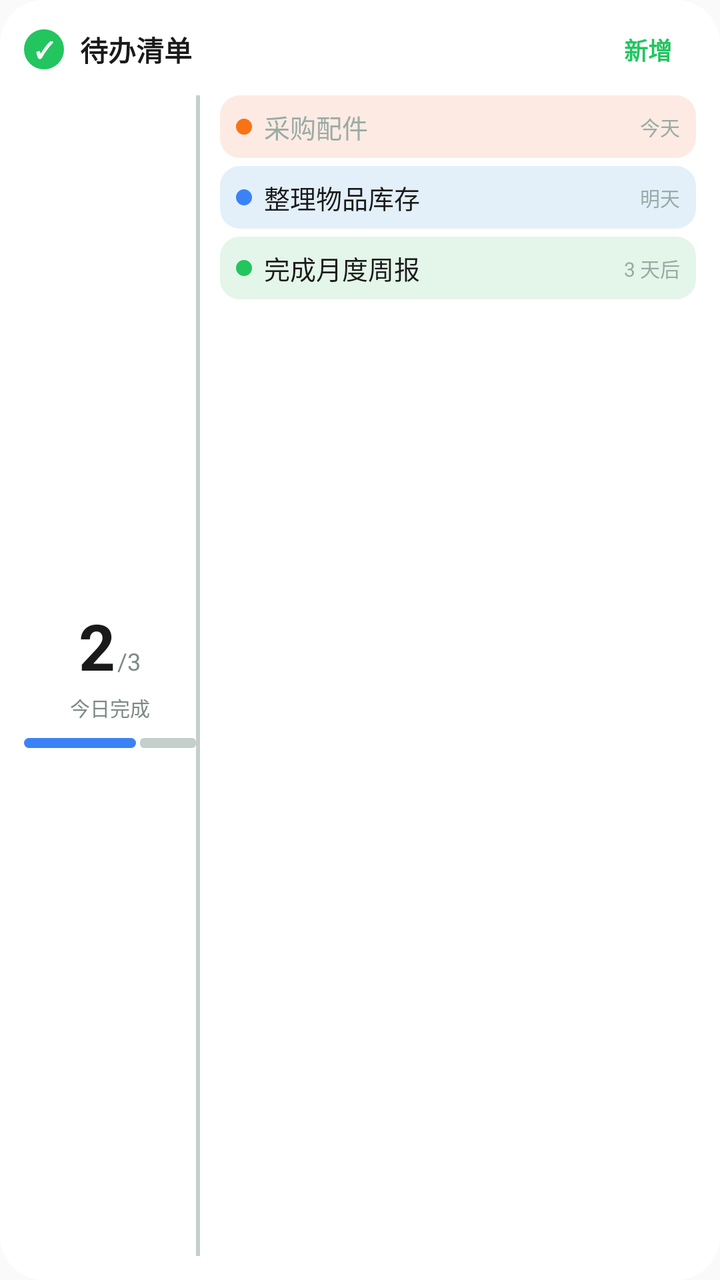
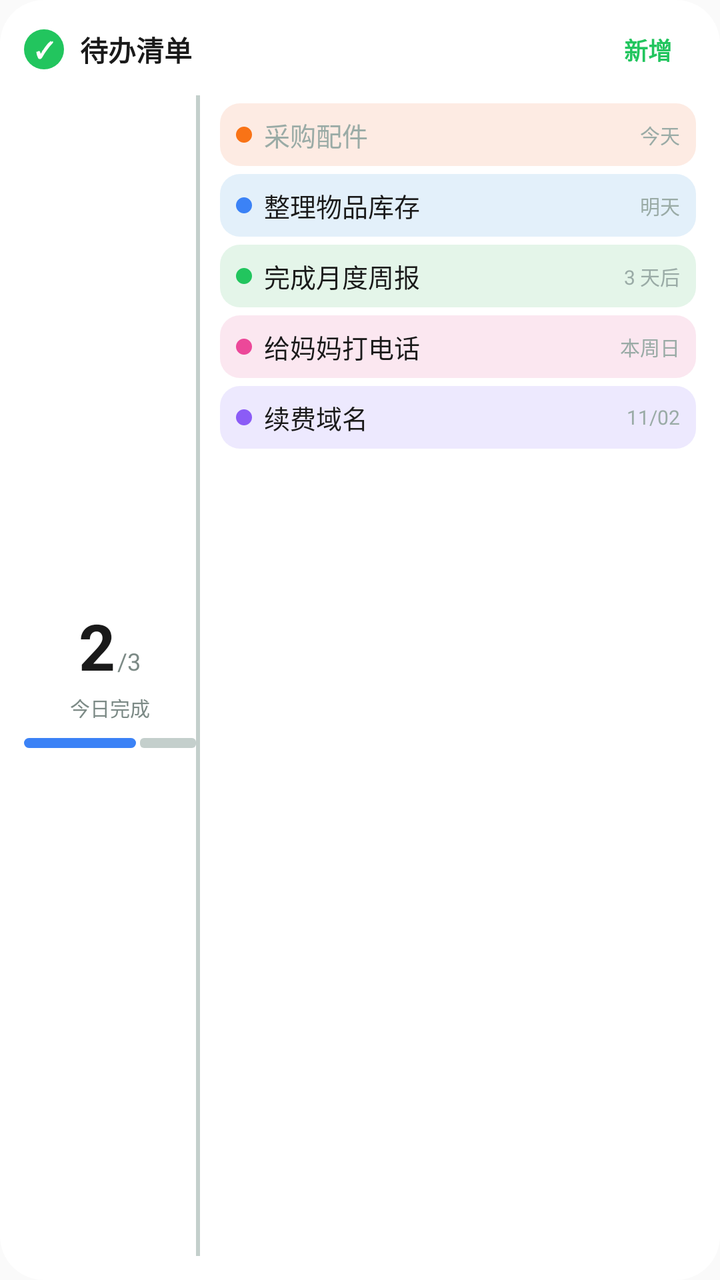

An Android layout rendered at two revisions. The XML below is the earlier revision; the diff shows what the commit changed to produce the second picture.
<!-- AndroidManifest.xml: application theme Theme.PalmNote -->
<!-- res/layout/widget_todo_preview.xml -->
<?xml version="1.0" encoding="utf-8"?>
<LinearLayout xmlns:android="http://schemas.android.com/apk/res/android"
    android:layout_width="match_parent"
    android:layout_height="match_parent"
    android:orientation="vertical"
    android:padding="12dp"
    android:background="@drawable/widget_card_round">

    <LinearLayout
        android:layout_width="match_parent"
        android:layout_height="wrap_content"
        android:orientation="horizontal"
        android:gravity="center_vertical">

        <FrameLayout
            android:layout_width="@dimen/widget_icon_badge"
            android:layout_height="@dimen/widget_icon_badge">

            <ImageView
                android:layout_width="match_parent"
                android:layout_height="match_parent"
                android:background="@drawable/widget_shape_circle"
                android:backgroundTint="@color/widget_hue_3"
                android:contentDescription="@null" />

            <TextView
                android:layout_width="match_parent"
                android:layout_height="match_parent"
                android:text="✓"
                android:textSize="11sp"
                android:textStyle="bold"
                android:textColor="#FFFFFFFF"
                android:gravity="center" />
        </FrameLayout>

        <TextView
            android:layout_width="0dp"
            android:layout_height="wrap_content"
            android:layout_weight="1"
            android:text="@string/widget_todo_title"
            android:textSize="@dimen/widget_text_title"
            android:textColor="@color/widget_v2_text_primary"
            android:textStyle="bold"
            android:layout_marginStart="8dp" />

        <FrameLayout
            android:layout_width="wrap_content"
            android:layout_height="wrap_content">

            <ImageView
                android:layout_width="match_parent"
                android:layout_height="match_parent"
                android:background="@drawable/widget_chip_round"
                android:backgroundTint="@color/widget_tint_3"
                android:contentDescription="@null" />

            <TextView
                android:layout_width="wrap_content"
                android:layout_height="wrap_content"
                android:text="@string/widget_add"
                android:textSize="12sp"
                android:textStyle="bold"
                android:textColor="@color/widget_hue_3"
                android:paddingHorizontal="12dp"
                android:paddingVertical="4dp" />
        </FrameLayout>
    </LinearLayout>

    <LinearLayout
        android:layout_width="match_parent"
        android:layout_height="0dp"
        android:layout_weight="1"
        android:orientation="horizontal"
        android:layout_marginTop="10dp">

        <LinearLayout
            android:layout_width="86dp"
            android:layout_height="match_parent"
            android:orientation="vertical"
            android:gravity="center_horizontal|center_vertical">

            <LinearLayout
                android:layout_width="wrap_content"
                android:layout_height="wrap_content"
                android:orientation="horizontal"
                android:gravity="bottom">

                <TextView
                    android:layout_width="wrap_content"
                    android:layout_height="wrap_content"
                    android:text="2"
                    android:textSize="32sp"
                    android:textColor="@color/widget_v2_text_primary"
                    android:textStyle="bold" />

                <TextView
                    android:layout_width="wrap_content"
                    android:layout_height="wrap_content"
                    android:text="/3"
                    android:textSize="12sp"
                    android:textColor="@color/widget_v2_text_secondary"
                    android:layout_marginStart="1dp" />
            </LinearLayout>

            <TextView
                android:layout_width="wrap_content"
                android:layout_height="wrap_content"
                android:text="@string/widget_todo_done_label"
                android:textSize="@dimen/widget_text_micro"
                android:textColor="@color/widget_v2_text_secondary"
                android:layout_marginTop="2dp" />

            <LinearLayout
                android:layout_width="match_parent"
                android:layout_height="5dp"
                android:orientation="horizontal"
                android:baselineAligned="false"
                android:layout_marginTop="8dp">

                <ImageView
                    android:layout_width="0dp"
                    android:layout_height="match_parent"
                    android:layout_weight="2"
                    android:layout_marginEnd="2dp"
                    android:background="@drawable/widget_seg_slot"
                    android:backgroundTint="@color/widget_hue_2"
                    android:contentDescription="@null" />

                <ImageView
                    android:layout_width="0dp"
                    android:layout_height="match_parent"
                    android:layout_weight="1"
                    android:background="@drawable/widget_bar_track"
                    android:contentDescription="@null" />
            </LinearLayout>
        </LinearLayout>

        <ImageView
            android:layout_width="2dp"
            android:layout_height="match_parent"
            android:background="@color/widget_v2_ring"
            android:contentDescription="@null" />

        <LinearLayout
            android:layout_width="0dp"
            android:layout_height="match_parent"
            android:layout_weight="1"
            android:orientation="vertical"
            android:layout_marginStart="10dp">

            
            <FrameLayout
                android:layout_width="match_parent"
                android:layout_height="wrap_content">

                <ImageView
                    android:layout_width="match_parent"
                    android:layout_height="match_parent"
                    android:background="@drawable/widget_chip_round"
                    android:backgroundTint="@color/widget_tint_1"
                    android:contentDescription="@null" />

                <LinearLayout
                    android:layout_width="match_parent"
                    android:layout_height="wrap_content"
                    android:orientation="horizontal"
                    android:gravity="center_vertical"
                    android:paddingHorizontal="8dp"
                    android:paddingVertical="6dp">

                    <ImageView
                        android:layout_width="8dp"
                        android:layout_height="8dp"
                        android:background="@drawable/widget_shape_circle"
                        android:backgroundTint="@color/widget_hue_1"
                        android:contentDescription="@null" />

                    <TextView
                        android:layout_width="0dp"
                        android:layout_height="wrap_content"
                        android:layout_weight="1"
                        android:text="@string/widget_preview_todo_1"
                        android:textSize="13sp"
                        android:textColor="@color/widget_v2_text_tertiary"
                        android:layout_marginStart="6dp"
                        android:maxLines="1"
                        android:ellipsize="end" />

                    <TextView
                        android:layout_width="wrap_content"
                        android:layout_height="wrap_content"
                        android:text="@string/widget_today"
                        android:textSize="@dimen/widget_text_micro"
                        android:textColor="@color/widget_v2_text_tertiary"
                        android:layout_marginStart="4dp" />
                </LinearLayout>
            </FrameLayout>

            <FrameLayout
                android:layout_width="match_parent"
                android:layout_height="wrap_content"
                android:layout_marginTop="4dp">

                <ImageView
                    android:layout_width="match_parent"
                    android:layout_height="match_parent"
                    android:background="@drawable/widget_chip_round"
                    android:backgroundTint="@color/widget_tint_2"
                    android:contentDescription="@null" />

                <LinearLayout
                    android:layout_width="match_parent"
                    android:layout_height="wrap_content"
                    android:orientation="horizontal"
                    android:gravity="center_vertical"
                    android:paddingHorizontal="8dp"
                    android:paddingVertical="6dp">

                    <ImageView
                        android:layout_width="8dp"
                        android:layout_height="8dp"
                        android:background="@drawable/widget_shape_circle"
                        android:backgroundTint="@color/widget_hue_2"
                        android:contentDescription="@null" />

                    <TextView
                        android:layout_width="0dp"
                        android:layout_height="wrap_content"
                        android:layout_weight="1"
                        android:text="@string/widget_preview_todo_2"
                        android:textSize="13sp"
                        android:textColor="@color/widget_v2_text_primary"
                        android:layout_marginStart="6dp"
                        android:maxLines="1"
                        android:ellipsize="end" />

                    <TextView
                        android:layout_width="wrap_content"
                        android:layout_height="wrap_content"
                        android:text="@string/widget_tomorrow"
                        android:textSize="@dimen/widget_text_micro"
                        android:textColor="@color/widget_v2_text_tertiary"
                        android:layout_marginStart="4dp" />
                </LinearLayout>
            </FrameLayout>

            <FrameLayout
                android:layout_width="match_parent"
                android:layout_height="wrap_content"
                android:layout_marginTop="4dp">

                <ImageView
                    android:layout_width="match_parent"
                    android:layout_height="match_parent"
                    android:background="@drawable/widget_chip_round"
                    android:backgroundTint="@color/widget_tint_3"
                    android:contentDescription="@null" />

                <LinearLayout
                    android:layout_width="match_parent"
                    android:layout_height="wrap_content"
                    android:orientation="horizontal"
                    android:gravity="center_vertical"
                    android:paddingHorizontal="8dp"
                    android:paddingVertical="6dp">

                    <ImageView
                        android:layout_width="8dp"
                        android:layout_height="8dp"
                        android:background="@drawable/widget_shape_circle"
                        android:backgroundTint="@color/widget_hue_3"
                        android:contentDescription="@null" />

                    <TextView
                        android:layout_width="0dp"
                        android:layout_height="wrap_content"
                        android:layout_weight="1"
                        android:text="@string/widget_preview_todo_3"
                        android:textSize="13sp"
                        android:textColor="@color/widget_v2_text_primary"
                        android:layout_marginStart="6dp"
                        android:maxLines="1"
                        android:ellipsize="end" />

                    <TextView
                        android:layout_width="wrap_content"
                        android:layout_height="wrap_content"
                        android:text="@string/widget_preview_todo_due_3"
                        android:textSize="@dimen/widget_text_micro"
                        android:textColor="@color/widget_v2_text_tertiary"
                        android:layout_marginStart="4dp" />
                </LinearLayout>
            </FrameLayout>
        </LinearLayout>
    </LinearLayout>

</LinearLayout>
<!-- resources referenced by this layout -->
<resources>
  <color name="widget_hue_1">#FFF97316</color>
  <color name="widget_hue_2">#FF3B82F6</color>
  <color name="widget_hue_3">#FF22C55E</color>
  <color name="widget_tint_1">#FFFDEBE3</color>
  <color name="widget_tint_2">#FFE3F0FA</color>
  <color name="widget_tint_3">#FFE4F5E9</color>
  <color name="widget_v2_ring">#FFC4CFCC</color>
  <color name="widget_v2_text_primary">#FF1A1A1A</color>
  <color name="widget_v2_text_secondary">#FF7C8A86</color>
  <color name="widget_v2_text_tertiary">#FF9AABA6</color>
  <dimen name="widget_icon_badge">20dp</dimen>
  <dimen name="widget_text_micro">10sp</dimen>
  <dimen name="widget_text_title">14sp</dimen>
  <!-- drawable widget_bar_track (drawable) -->
  <?xml version="1.0" encoding="utf-8"?>
  <shape xmlns:android="http://schemas.android.com/apk/res/android" android:shape="rectangle">
      <solid android:color="@color/widget_v2_ring" />
      <corners android:radius="2dp" />
  </shape>
  <!-- drawable widget_card_round (drawable) -->
  <?xml version="1.0" encoding="utf-8"?>
  <shape xmlns:android="http://schemas.android.com/apk/res/android" android:shape="rectangle">
      <solid android:color="@color/widget_v2_card_bg" />
      <corners android:radius="22dp" />
  </shape>
  <!-- drawable widget_chip_round (drawable) -->
  <?xml version="1.0" encoding="utf-8"?>
  <shape xmlns:android="http://schemas.android.com/apk/res/android" android:shape="rectangle">
      <solid android:color="#FFFFFFFF" />
      <corners android:radius="10dp" />
  </shape>
  <!-- drawable widget_seg_slot (drawable) -->
  <?xml version="1.0" encoding="utf-8"?>
  <shape xmlns:android="http://schemas.android.com/apk/res/android"
      android:shape="rectangle">
      <solid android:color="#FFFFFFFF" />
      <corners android:radius="3dp" />
  </shape>
  <!-- drawable widget_shape_circle (drawable) -->
  <?xml version="1.0" encoding="utf-8"?>
  <shape xmlns:android="http://schemas.android.com/apk/res/android"
      android:shape="oval">
      <solid android:color="#FFFFFF" />
  </shape>
  <string name="widget_add">新增</string>
  <string name="widget_preview_todo_1">采购配件</string>
  <string name="widget_preview_todo_2">整理物品库存</string>
  <string name="widget_preview_todo_3">完成月度周报</string>
  <string name="widget_preview_todo_due_3">3 天后</string>
  <string name="widget_today">今天</string>
  <string name="widget_todo_done_label">今日完成</string>
  <string name="widget_todo_title">待办清单</string>
  <string name="widget_tomorrow">明天</string>
  <style name="Theme.PalmNote" parent="Theme.AppCompat.DayNight.NoActionBar">
          <item name="android:statusBarColor">@android:color/transparent</item>
          <item name="android:navigationBarColor">@android:color/transparent</item>
          <item name="android:windowLightStatusBar">true</item>
      </style>
  <color name="widget_v2_card_bg">#FFFFFFFF</color>
</resources>

<!-- the commit's change to res/layout/widget_todo_preview.xml (unified diff, before → after) -->
@@ -26,7 +26,7 @@
             <TextView
                 android:layout_width="match_parent"
                 android:layout_height="match_parent"
-                android:text="✓"
+                android:text="&#10003;"
                 android:textSize="11sp"
                 android:textStyle="bold"
                 android:textColor="#FFFFFFFF"
@@ -147,11 +147,10 @@
             android:layout_weight="1"
             android:orientation="vertical"
             android:layout_marginStart="10dp">
-
-            
-            <FrameLayout
-                android:layout_width="match_parent"
-                android:layout_height="wrap_content">
+            <FrameLayout
+                android:layout_width="match_parent"
+                android:layout_height="wrap_content"
+                android:layout_marginTop="4dp">
 
                 <ImageView
                     android:layout_width="match_parent"
@@ -195,7 +194,6 @@
                         android:layout_marginStart="4dp" />
                 </LinearLayout>
             </FrameLayout>
-
             <FrameLayout
                 android:layout_width="match_parent"
                 android:layout_height="wrap_content"
@@ -243,7 +241,6 @@
                         android:layout_marginStart="4dp" />
                 </LinearLayout>
             </FrameLayout>
-
             <FrameLayout
                 android:layout_width="match_parent"
                 android:layout_height="wrap_content"
@@ -286,6 +283,100 @@
                         android:layout_width="wrap_content"
                         android:layout_height="wrap_content"
                         android:text="@string/widget_preview_todo_due_3"
+                        android:textSize="@dimen/widget_text_micro"
+                        android:textColor="@color/widget_v2_text_tertiary"
+                        android:layout_marginStart="4dp" />
+                </LinearLayout>
+            </FrameLayout>
+            <FrameLayout
+                android:layout_width="match_parent"
+                android:layout_height="wrap_content"
+                android:layout_marginTop="4dp">
+
+                <ImageView
+                    android:layout_width="match_parent"
+                    android:layout_height="match_parent"
+                    android:background="@drawable/widget_chip_round"
+                    android:backgroundTint="@color/widget_tint_4"
+                    android:contentDescription="@null" />
+
+                <LinearLayout
+                    android:layout_width="match_parent"
+                    android:layout_height="wrap_content"
+                    android:orientation="horizontal"
+                    android:gravity="center_vertical"
+                    android:paddingHorizontal="8dp"
+                    android:paddingVertical="6dp">
+
+                    <ImageView
+                        android:layout_width="8dp"
+                        android:layout_height="8dp"
+                        android:background="@drawable/widget_shape_circle"
+                        android:backgroundTint="@color/widget_hue_4"
+                        android:contentDescription="@null" />
+
+                    <TextView
+                        android:layout_width="0dp"
+                        android:layout_height="wrap_content"
+                        android:layout_weight="1"
+                        android:text="@string/widget_preview_todo_4"
+                        android:textSize="13sp"
+                        android:textColor="@color/widget_v2_text_primary"
+                        android:layout_marginStart="6dp"
+                        android:maxLines="1"
+                        android:ellipsize="end" />
+
+                    <TextView
+                        android:layout_width="wrap_content"
+                        android:layout_height="wrap_content"
+                        android:text="@string/widget_preview_todo_due_4"
+                        android:textSize="@dimen/widget_text_micro"
+                        android:textColor="@color/widget_v2_text_tertiary"
+                        android:layout_marginStart="4dp" />
+                </LinearLayout>
+            </FrameLayout>
+            <FrameLayout
+                android:layout_width="match_parent"
+                android:layout_height="wrap_content"
+                android:layout_marginTop="4dp">
+
+                <ImageView
+                    android:layout_width="match_parent"
+                    android:layout_height="match_parent"
+                    android:background="@drawable/widget_chip_round"
+                    android:backgroundTint="@color/widget_tint_5"
+                    android:contentDescription="@null" />
+
+                <LinearLayout
+                    android:layout_width="match_parent"
+                    android:layout_height="wrap_content"
+                    android:orientation="horizontal"
+                    android:gravity="center_vertical"
+                    android:paddingHorizontal="8dp"
+                    android:paddingVertical="6dp">
+
+                    <ImageView
+                        android:layout_width="8dp"
+                        android:layout_height="8dp"
+                        android:background="@drawable/widget_shape_circle"
+                        android:backgroundTint="@color/widget_hue_5"
+                        android:contentDescription="@null" />
+
+                    <TextView
+                        android:layout_width="0dp"
+                        android:layout_height="wrap_content"
+                        android:layout_weight="1"
+                        android:text="@string/widget_preview_todo_5"
+                        android:textSize="13sp"
+                        android:textColor="@color/widget_v2_text_primary"
+                        android:layout_marginStart="6dp"
+                        android:maxLines="1"
+                        android:ellipsize="end" />
+
+                    <TextView
+                        android:layout_width="wrap_content"
+                        android:layout_height="wrap_content"
+                        android:text="@string/widget_preview_todo_due_5"
                         android:textSize="@dimen/widget_text_micro"
                         android:textColor="@color/widget_v2_text_tertiary"
                         android:layout_marginStart="4dp" />
<!-- resource entries referenced after the edit -->
@@ -3,9 +3,13 @@
   <color name="widget_hue_1">#FFF97316</color>
   <color name="widget_hue_2">#FF3B82F6</color>
   <color name="widget_hue_3">#FF22C55E</color>
+  <color name="widget_hue_4">#FFEC4899</color>
+  <color name="widget_hue_5">#FF8B5CF6</color>
   <color name="widget_tint_1">#FFFDEBE3</color>
   <color name="widget_tint_2">#FFE3F0FA</color>
   <color name="widget_tint_3">#FFE4F5E9</color>
+  <color name="widget_tint_4">#FFFBE7F0</color>
+  <color name="widget_tint_5">#FFEDE9FE</color>
   <color name="widget_v2_ring">#FFC4CFCC</color>
   <color name="widget_v2_text_primary">#FF1A1A1A</color>
   <color name="widget_v2_text_secondary">#FF7C8A86</color>
@@ -48,7 +52,11 @@
   <string name="widget_preview_todo_1">采购配件</string>
   <string name="widget_preview_todo_2">整理物品库存</string>
   <string name="widget_preview_todo_3">完成月度周报</string>
+  <string name="widget_preview_todo_4">给妈妈打电话</string>
+  <string name="widget_preview_todo_5">续费域名</string>
   <string name="widget_preview_todo_due_3">3 天后</string>
+  <string name="widget_preview_todo_due_4">本周日</string>
+  <string name="widget_preview_todo_due_5">11/02</string>
   <string name="widget_today">今天</string>
   <string name="widget_todo_done_label">今日完成</string>
   <string name="widget_todo_title">待办清单</string>
